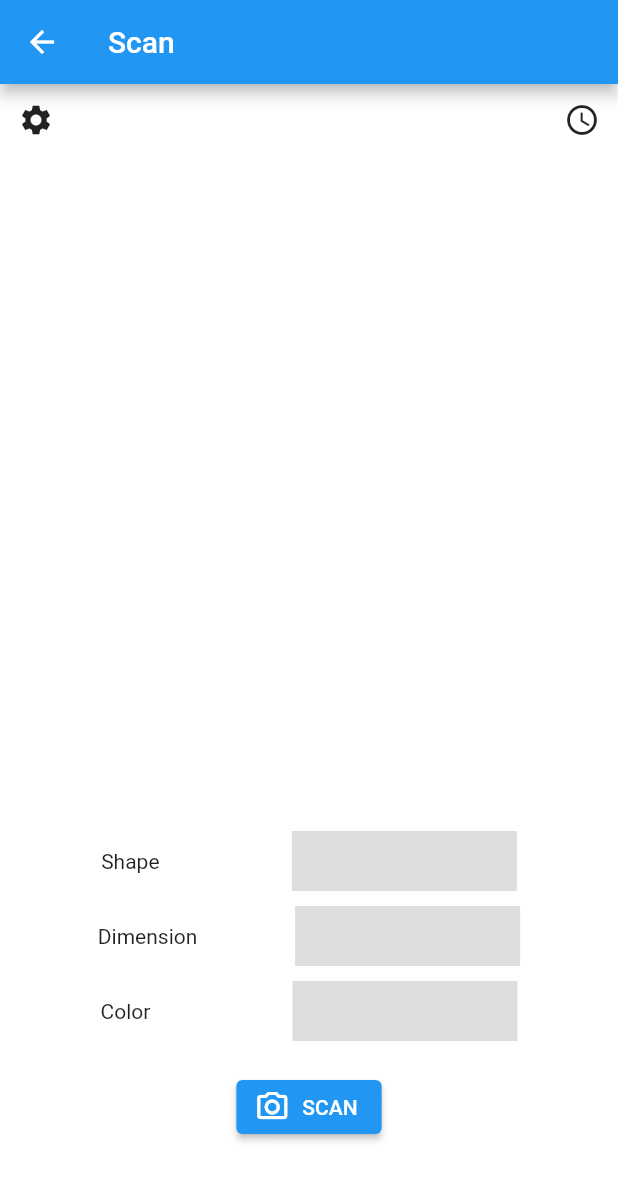
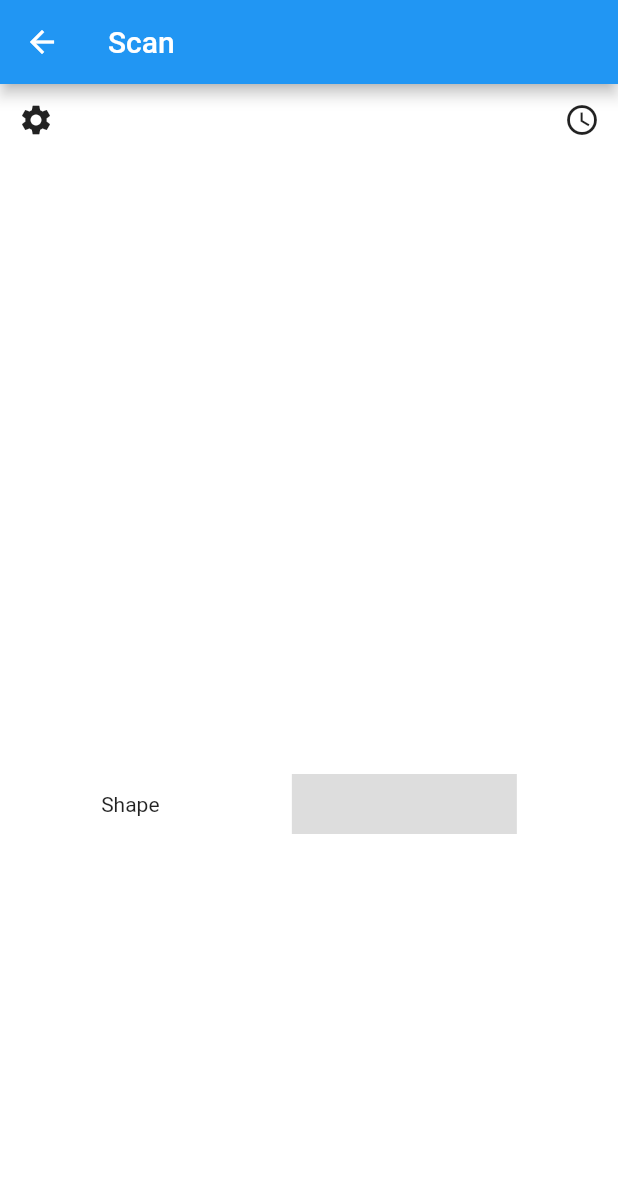
Before and after one commit to Manuel-Aragon/BrixColorFinder, a Flutter app: the ScanPage screen opened directly, on a phone screen of 412 x 824 dp. Shown: the top 1181 px of the screen. Run offline on Flutter 3.47's test engine with Material 2 defaults, Android fonts, the light colour scheme and no system bars; our stand-ins replace camera, firebase_auth, firebase_core; missing offline and left inert: firebase_ml_model_downloader, tflite; accounts and stored records are empty.

Commit message:
added comments

```diff
--- a/lib/temp_scan.dart
+++ b/lib/temp_scan.dart
@@ -1,6 +1,6 @@
 import 'package:flutter/material.dart';
-import 'settings.dart';
-import 'package:lucky13capstone/history.dart';
+import 'settings_page.dart';
+import 'package:lucky13capstone/history_page.dart';
 
 class ScanPage extends StatefulWidget {
   const ScanPage({Key? key}) : super(key: key);
@@ -12,19 +12,26 @@ class ScanPage extends StatefulWidget {
 class _ScanPageState extends State<ScanPage> {
   @override
   Widget build(BuildContext context) {
+    // Get the screen size.
+    final screenSize = MediaQuery.of(context).size;
+
     return Scaffold(
+        // Disable the bottom inset to avoid resizing the layout when the keyboard appears.
         resizeToAvoidBottomInset: false,
+        // Set the background color to white.
         backgroundColor: Colors.white,
+        // Use an AppBar at the top of the screen.
         appBar: AppBar(
           title: const Text("Scan"),
         ),
-      body: Column(
-        children: [
+        body: Column(children: [
+          // Create a row with two icons.
           Row(
             mainAxisAlignment: MainAxisAlignment.spaceBetween,
             children: [
               IconButton(
                 onPressed: () {
+                  // Navigate to the settings page when the settings icon is pressed.
                   Navigator.push(
                     context,
                     MaterialPageRoute(
@@ -35,6 +42,7 @@ class _ScanPageState extends State<ScanPage> {
               ),
               IconButton(
                 onPressed: () {
+                  // Navigate to the history page when the history icon is pressed.
                   Navigator.push(
                     context,
                     MaterialPageRoute(
@@ -45,8 +53,10 @@ class _ScanPageState extends State<ScanPage> {
               ),
             ],
           ),
-          const SizedBox(height: 450),
+          // Use the screen size to adjust the height of the middle column.
+          SizedBox(height: screenSize.height / 2),
           Column(
+              // Create rows with labels and boxes for displaying results.
               //mainAxisAlignment: MainAxisAlignment.spaceAround,
               children: [
                 Row(
@@ -58,51 +68,13 @@ class _ScanPageState extends State<ScanPage> {
                       height: 40,
                       child: DecoratedBox(
                         decoration: BoxDecoration(
+                            // Set the color of the box.
                             color: Color.fromARGB(255, 221, 221, 221)),
                       ),
                     ),
                   ],
-              ),
-              const SizedBox(height: 10),
-              Row(
-                mainAxisAlignment: MainAxisAlignment.spaceEvenly,
-                children: const [
-                  Text('Dimension'),
-                  SizedBox(
-                    width: 150,
-                    height: 40,
-                    child: DecoratedBox(
-                      decoration: BoxDecoration(
-                          color: Color.fromARGB(255, 221, 221, 221)),
-                    ),
-                  ),
-                ],
-              ),
-              const SizedBox(height: 10),
-              Row(
-                mainAxisAlignment: MainAxisAlignment.spaceEvenly,
-                children: const [
-                  Text('Color        '),
-                  SizedBox(
-                    width: 150,
-                    height: 40,
-                    child: DecoratedBox(
-                      decoration: BoxDecoration(
-                          color: Color.fromARGB(255, 221, 221, 221)),
-                    ),
-                  ),
-                ],
-              ),
-            ],
-          ),
-          const SizedBox(height: 20),
-          ElevatedButton.icon(
-            onPressed: () {},
-            icon: const Icon(Icons.camera_alt_outlined),
-            label: const Text('SCAN'),
-          ),
-        ],
-      ),
-    );
+                )
+              ]),
+        ]));
   }
 }
```
Lines whose indentation alone changed are shown as unchanged.
